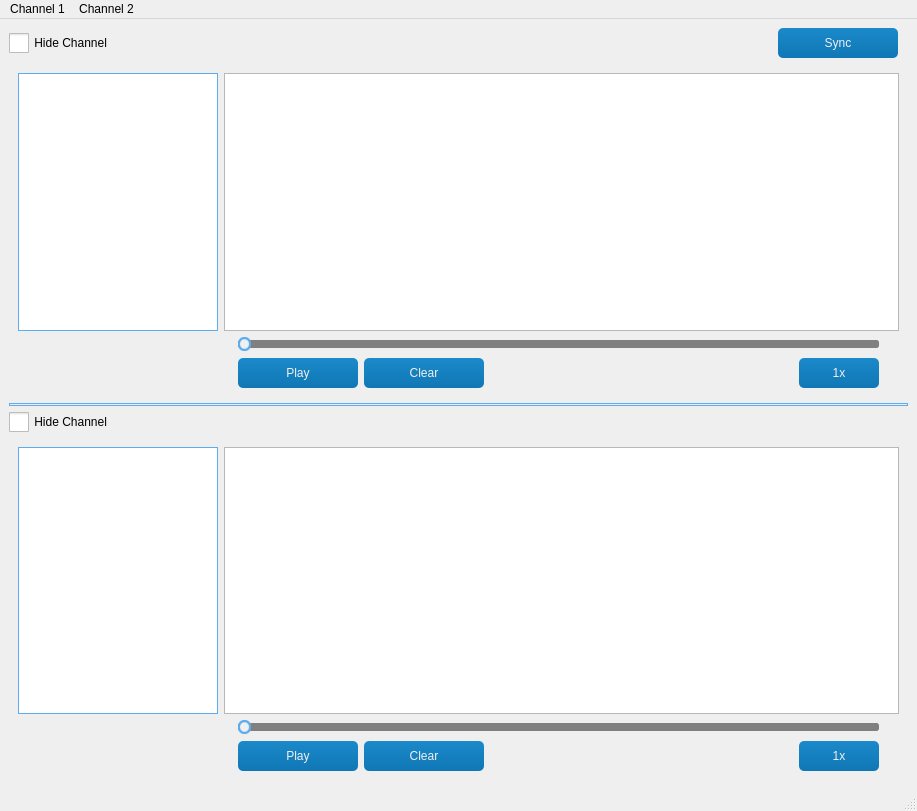
Above: main.ui from amirhesham65/signal_studio before the change. Below: the same form after it.
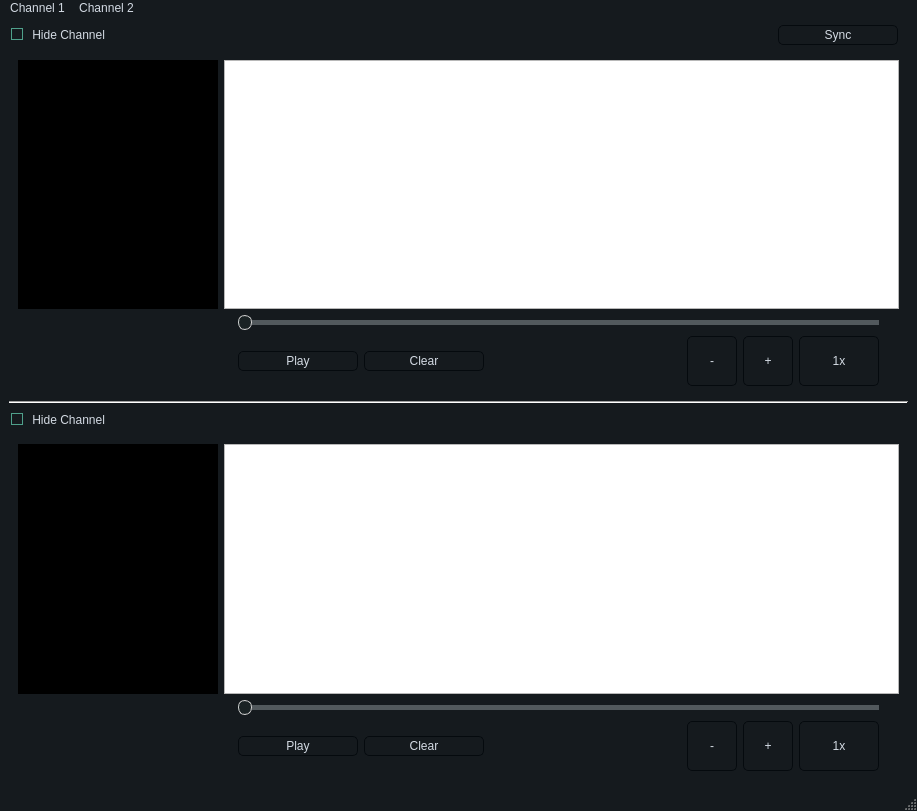
That is the form after the change. Icons and pictures are not drawn. Custom widgets are drawn as their Qt base class.

Commit message: Implemented zoom and fixed slider issue

```diff
--- a/main.ui
+++ b/main.ui
@@ -14,353 +14,540 @@
    <string>MainWindow</string>
   </property>
   <property name="styleSheet">
-   <string notr="true">QWidget#frmLogin,QWidget#frmPopup,QWidget#frmHostInfo,QWidget#frmLogout,QWidget#frmConfig,QWidget#frmData,QWidget#frmDefence,QWidget#frmHost,QWidget#frmMain,QWidget#frmPwd,QWidget#frmSelect,QWidget#frmMessageBox{
-	border:1px solid #1B89CA;
-	border-radius:0px;	
+   <string notr="true">/*
+ManjaroMix Style Sheet for QT Applications
+Author: Jaime A. Quiroga P.
+Company: GTRONICK
+Last updated: 25/02/2020, 15:42.
+Available at: https://github.com/GTRONICK/QSS/blob/master/ManjaroMix.qss
+*/
+QMainWindow {
+	background-color:#151a1e;
 }
-
-.QFrame{
-	border:1px solid #5CACEE;
-	border-radius:5px;
+QCalendar {
+	background-color: #151a1e;
 }
-
-QWidget#widget_title{
-	background: qlineargradient(spread:pad, x1:0, y1:0, x2:0, y2:1, stop:0 #1B89CA, stop:1 #1077B5);
+QTextEdit {
+	border-width: 1px;
+	border-style: solid;
+	border-color: #4fa08b;
+	background-color: #222b2e;
+	color: #d3dae3;
 }
-
-QLabel#lab_Ico,QLabel#lab_Title{
-	border-radius:0px;
-	color: #F0F0F0;
-	background-color:rgba(0,0,0,0);
-	border-style:none;
+QPlainTextEdit {
+	border-width: 1px;
+	border-style: solid;
+	border-color: #4fa08b;
+	background-color: #222b2e;
+	color: #d3dae3;
 }
-
+QToolButton {
+	border-style: solid;
+	border-top-color: qlineargradient(spread:pad, x1:0.5, y1:1, x2:0.5, y2:0, stop:0 rgb(215, 215, 215), stop:1 rgb(222, 222, 222));
+	border-right-color: qlineargradient(spread:pad, x1:0, y1:0.5, x2:1, y2:0.5, stop:0 rgb(217, 217, 217), stop:1 rgb(227, 227, 227));
+	border-left-color: qlineargradient(spread:pad, x1:0, y1:0.5, x2:1, y2:0.5, stop:0 rgb(227, 227, 227), stop:1 rgb(217, 217, 217));
+	border-bottom-color: qlineargradient(spread:pad, x1:0.5, y1:1, x2:0.5, y2:0, stop:0 rgb(215, 215, 215), stop:1 rgb(222, 222, 222));
+	border-width: 1px;
+	border-radius: 5px;
+	color: #d3dae3;
+	padding: 2px;
+	background-color: rgb(255,255,255);
+}
+QToolButton:hover{
+	border-style: solid;
+	border-top-color: qlineargradient(spread:pad, x1:0.5, y1:1, x2:0.5, y2:0, stop:0 rgb(195, 195, 195), stop:1 rgb(222, 222, 222));
+	border-right-color: qlineargradient(spread:pad, x1:0, y1:0.5, x2:1, y2:0.5, stop:0 rgb(197, 197, 197), stop:1 rgb(227, 227, 227));
+	border-left-color: qlineargradient(spread:pad, x1:0, y1:0.5, x2:1, y2:0.5, stop:0 rgb(227, 227, 227), stop:1 rgb(197, 197, 197));
+	border-bottom-color: qlineargradient(spread:pad, x1:0.5, y1:1, x2:0.5, y2:0, stop:0 rgb(195, 195, 195), stop:1 rgb(222, 222, 222));
+	border-width: 1px;
+	border-radius: 5px;
+	color: rgb(0,0,0);
+	padding: 2px;
+	background-color: rgb(255,255,255);
+}
+QToolButton:pressed{
+	border-style: solid;
+	border-top-color: qlineargradient(spread:pad, x1:0.5, y1:1, x2:0.5, y2:0, stop:0 rgb(215, 215, 215), stop:1 rgb(222, 222, 222));
+	border-right-color: qlineargradient(spread:pad, x1:0, y1:0.5, x2:1, y2:0.5, stop:0 rgb(217, 217, 217), stop:1 rgb(227, 227, 227));
+	border-left-color: qlineargradient(spread:pad, x1:0, y1:0.5, x2:1, y2:0.5, stop:0 rgb(227, 227, 227), stop:1 rgb(217, 217, 217));
+	border-bottom-color: qlineargradient(spread:pad, x1:0.5, y1:1, x2:0.5, y2:0, stop:0 rgb(215, 215, 215), stop:1 rgb(222, 222, 222));
+	border-width: 1px;
+	border-radius: 5px;
+	color: rgb(0,0,0);
+	padding: 2px;
+	background-color: rgb(142,142,142);
+}
+QPushButton{
+	border-style: solid;
+	border-color: #050a0e;
+	border-width: 1px;
+	border-radius: 5px;
+	color: #d3dae3;
+	padding: 2px;
+	background-color: #151a1e;
+}
+QPushButton::default{
+	border-style: solid;
+	border-color: #050a0e;
+	border-width: 1px;
+	border-radius: 5px;
+	color: #FFFFFF;
+	padding: 2px;
+	background-color: #151a1e;;
+}
+QPushButton:hover{
+	border-style: solid;
+	border-color: #050a0e;
+	border-width: 1px;
+	border-radius: 5px;
+	color: #d3dae3;
+	padding: 2px;
+	background-color: #1c1f1f;
+}
+QPushButton:pressed{
+	border-style: solid;
+	border-color: #050a0e;
+	border-width: 1px;
+	border-radius: 5px;
+	color: #d3dae3;
+	padding: 2px;
+	background-color: #2c2f2f;
+}
+QPushButton:disabled{
+	border-style: solid;
+	border-top-color: qlineargradient(spread:pad, x1:0.5, y1:1, x2:0.5, y2:0, stop:0 rgb(215, 215, 215), stop:1 rgb(222, 222, 222));
+	border-right-color: qlineargradient(spread:pad, x1:0, y1:0.5, x2:1, y2:0.5, stop:0 rgb(217, 217, 217), stop:1 rgb(227, 227, 227));
+	border-left-color: qlineargradient(spread:pad, x1:0, y1:0.5, x2:1, y2:0.5, stop:0 rgb(227, 227, 227), stop:1 rgb(217, 217, 217));
+	border-bottom-color: qlineargradient(spread:pad, x1:0.5, y1:1, x2:0.5, y2:0, stop:0 rgb(215, 215, 215), stop:1 rgb(222, 222, 222));
+	border-width: 1px;
+	border-radius: 5px;
+	color: #808086;
+	padding: 2px;
+	background-color: rgb(142,142,142);
+}
 QLineEdit {
-	border: 1px solid #5CACEE;
-	border-radius: 5px;
-	padding: 2px;
-	background: none;
-	selection-background-color: #1B89CA;
+	border-width: 1px;
+	border-style: solid;
+	border-color: #4fa08b;
+	background-color: #222b2e;
+	color: #d3dae3;
 }
-
-QLineEdit[echoMode=&quot;2&quot;] { 
-	lineedit-password-character: 9679; 
+QLabel {
+	color: #d3dae3;
 }
-
-.QGroupBox{
-	border: 1px solid #5CACEE;
-	border-radius: 5px;
+QLCDNumber {
+	color: #4d9b87;
 }
-
-.QPushButton{
-	border-style: none;
-	border: 0px;
-	color: #F0F0F0;
-	padding: 5px;	
-	min-height: 20px;
-	border-radius:5px;
-	background: qlineargradient(spread:pad, x1:0, y1:0, x2:0, y2:1, stop:0 #1B89CA, stop:1 #1077B5); 
-}
-
-.QPushButton[focusPolicy=&quot;0&quot;] {
-	border-style: none;
-	border: 0px;
-	color: #F0F0F0;
-	padding: 0px;	
-	min-height: 10px;
-	border-radius:3px;
-	background: qlineargradient(spread:pad, x1:0, y1:0, x2:0, y2:1, stop:0 #1B89CA, stop:1 #1077B5); 
-}
-
-.QPushButton:hover{ 
-	background: qlineargradient(spread:pad, x1:0, y1:0, x2:0, y2:1, stop:0 #5CACEE, stop:1 #4F94CD);
-}
-
-.QPushButton:pressed{ 
-	background: qlineargradient(spread:pad, x1:0, y1:0, x2:0, y2:1, stop:0 #1B89CA, stop:1 #1077B5);
-}
-
-QPushButton#btnMenu,QPushButton#btnMenu_Min,QPushButton#btnMenu_Max,QPushButton#btnMenu_Close{
-	border-radius:0px;
-	color: #F0F0F0;
-	background-color:rgba(0,0,0,0);
-	border-style:none;
-}
-
-QPushButton#btnMenu:hover,QPushButton#btnMenu_Min:hover,QPushButton#btnMenu_Max:hover{
-	background-color: qlineargradient(spread:pad, x1:0, y1:1, x2:0, y2:0, stop:0 rgba(25, 134, 199, 0), stop:1 #5CACEE);
-}
-
-QPushButton#btnMenu_Close:hover{
-	background-color: qlineargradient(spread:pad, x1:0, y1:1, x2:0, y2:0, stop:0 rgba(238, 0, 0, 128), stop:1 rgba(238, 44, 44, 255));
-}
-
-QCheckBox {
-	spacing: 2px; 
-}
-
-QCheckBox::indicator {
-	width: 20px;
-	height: 20px;
-}
-
-QCheckBox::indicator:unchecked {
-	image: url(:/qss_icons/img_rc/checkbox_unchecked.png);
-}
-
-QCheckBox::indicator:checked {
-	image: url(:/qss_icons/img_rc/checkbox_checked.png); 
-}
-
-QRadioButton {
-	spacing: 2px;
-}
-
-QRadioButton::indicator {
-	width: 15px; 
-	height: 15px; 
-}
-
-QRadioButton::indicator::unchecked {
-	image: url(:/qss_icons/img_rc/radio_normal.png); 
-}
-
-QRadioButton::indicator::checked {
-	image: url(:/qss_icons/img_rc/radio_selected.png); 
-}
-
-QComboBox,QDateEdit{
-	border-radius: 3px;
-	padding: 1px 10px 1px 5px;
-	border: 1px solid #5CACEE;
-}
-
-QComboBox::drop-down,QDateEdit::drop-down {
-	subcontrol-origin: padding;
-	subcontrol-position: top right;
-	width: 15px; 
-	border-left-width: 1px;
-	border-left-style: solid;
-	border-top-right-radius: 3px;
-	border-bottom-right-radius: 3px;
-	border-left-color: #5CACEE;
-}
-
-QComboBox::down-arrow,QDateEdit::down-arrow {
-	image: url(:/qss_icons/img_rc/array_down.png); 
-}
-
-QMenu {
-	background-color:#F0F0F0;
-	margin: 2px;
-}
-
-QMenu::item {	
-	padding: 2px 12px 2px 12px;
-}
-
-QMenu::indicator {
-	width: 13px;
-	height: 13px;
-}
-
-QMenu::item:selected {
-	color: #FFFFFF;
-	background: qlineargradient(spread:pad, x1:0, y1:0, x2:0, y2:1, stop:0 #1B89CA, stop:1 #1077B5); 
-}
-
-QMenu::separator {
-	height: 1px;
-	background: #5CACEE;
-}
-
 QProgressBar {
-	border-radius: 5px;
 	text-align: center;
-	border: 1px solid #5CACEE;
+	color: #d3dae3;
+	border-radius: 10px;
+	border-color: transparent;
+	border-style: solid;
+	background-color: #52595d;
 }
-
 QProgressBar::chunk {
-	width: 5px; 
-	margin: 0.5px;
-	background-color: #1B89CA;
+	background-color: #214037	;
+	border-radius: 10px;
 }
+QMenuBar {
+	background-color: #151a1e;
+}
+QMenuBar::item {
+	color: #d3dae3;
+  	spacing: 3px;
+  	padding: 1px 4px;
+	background-color: #151a1e;
+}
 
-QSlider::groove:horizontal,QSlider::add-page:horizontal { 
-	background: #808080; 
-	height: 8px; 
-	border-radius: 3px; 
+QMenuBar::item:selected {
+  	background-color: #252a2e;
+	color: #FFFFFF;
 }
+QMenu {
+	background-color: #151a1e;
+}
+QMenu::item:selected {
+	background-color: #252a2e;
+	color: #FFFFFF;
+}
+QMenu::item {
+	color: #d3dae3;
+	background-color: #151a1e;
+}
+QTabWidget {
+	color:rgb(0,0,0);
+	background-color:#000000;
+}
+QTabWidget::pane {
+		border-color: #050a0e;
+		background-color: #1e282c;
+		border-style: solid;
+		border-width: 1px;
+    	border-bottom-left-radius: 4px;
+		border-bottom-right-radius: 4px;
+}
+QTabBar::tab:first {
+	border-style: solid;
+	border-left-width:1px;
+	border-right-width:0px;
+	border-top-width:1px;
+	border-bottom-width:0px;
+	border-top-color: #050a0e;
+	border-left-color: #050a0e;
+	border-bottom-color: #050a0e;
+	border-top-left-radius: 4px;
+	color: #d3dae3;
+	padding: 3px;
+	margin-left:0px;
+	background-color: #151a1e;
+}
+QTabBar::tab:last {
+	border-style: solid;
+	border-top-width:1px;
+	border-left-width:1px;
+	border-right-width:1px;
+	border-bottom-width:0px;
+	border-color: #050a0e;
+	border-top-right-radius: 4px;
+	color: #d3dae3;
+	padding: 3px;
+	margin-left:0px;
+	background-color: #151a1e;
+}
+QTabBar::tab {
+	border-style: solid;
+	border-top-width:1px;
+	border-bottom-width:0px;
+	border-left-width:1px;
+	border-top-color: #050a0e;
+	border-left-color: #050a0e;
+	border-bottom-color: #050a0e;
+	color: #d3dae3;
+	padding: 3px;
+	margin-left:0px;
+	background-color: #151a1e;
+}
+QTabBar::tab:selected, QTabBar::tab:last:selected, QTabBar::tab:hover {
+  	border-style: solid;
+  	border-left-width:1px;
+	border-bottom-width:0px;
+	border-right-color: transparent;
+	border-top-color: #050a0e;
+	border-left-color: #050a0e;
+	border-bottom-color: #050a0e;
+	color: #FFFFFF;
+	padding: 3px;
+	margin-left:0px;
+	background-color: #1e282c;
+}
 
-QSlider::sub-page:horizontal {
-	height: 8px; 
-	border-radius: 3px;
-	background: qlineargradient(spread:pad, x1:0, y1:0, x2:0, y2:1, stop:0 #1B89CA, stop:1 #1077B5); 
+QTabBar::tab:selected, QTabBar::tab:first:selected, QTabBar::tab:hover {
+  	border-style: solid;
+  	border-left-width:1px;
+  	border-bottom-width:0px;
+  	border-top-width:1px;
+	border-right-color: transparent;
+	border-top-color: #050a0e;
+	border-left-color: #050a0e;
+	border-bottom-color: #050a0e;
+	color: #FFFFFF;
+	padding: 3px;
+	margin-left:0px;
+	background-color: #1e282c;
 }
 
+QCheckBox {
+	color: #d3dae3;
+	padding: 2px;
+}
+QCheckBox:disabled {
+	color: #808086;
+	padding: 2px;
+}
+
+QCheckBox:hover {
+	border-radius:4px;
+	border-style:solid;
+	padding-left: 1px;
+	padding-right: 1px;
+	padding-bottom: 1px;
+	padding-top: 1px;
+	border-width:1px;
+	border-color: transparent;
+}
+QCheckBox::indicator:checked {
+
+	height: 10px;
+	width: 10px;
+	border-style:solid;
+	border-width: 1px;
+	border-color: #4fa08b;
+	color: #000000;
+	background-color: qradialgradient(cx:0.4, cy:0.4, radius: 1.5,fx:0, fy:0, stop:0 #1e282c, stop:0.3 #1e282c, stop:0.4 #4fa08b, stop:0.5 #1e282c, stop:1 #1e282c);
+}
+QCheckBox::indicator:unchecked {
+
+	height: 10px;
+	width: 10px;
+	border-style:solid;
+	border-width: 1px;
+	border-color: #4fa08b;
+	color: #000000;
+}
+QRadioButton {
+	color: #d3dae3;
+	padding: 1px;
+}
+QRadioButton::indicator:checked {
+	height: 10px;
+	width: 10px;
+	border-style:solid;
+	border-radius:5px;
+	border-width: 1px;
+	border-color: #4fa08b;
+	color: #a9b7c6;
+	background-color: qradialgradient(cx:0.5, cy:0.5, radius:0.4,fx:0.5, fy:0.5, stop:0 #4fa08b, stop:1 #1e282c);
+}
+QRadioButton::indicator:!checked {
+	height: 10px;
+	width: 10px;
+	border-style:solid;
+	border-radius:5px;
+	border-width: 1px;
+	border-color: #4fa08b;
+	color: #a9b7c6;
+	background-color: transparent;
+}
+QStatusBar {
+	color:#027f7f;
+}
+QSpinBox {
+	color: #d3dae3;
+	background-color: #222b2e;
+	border-width: 1px;
+	border-style: solid;
+	border-color: #4fa08b;
+}
+QDoubleSpinBox {
+	color: #d3dae3;
+	background-color: #222b2e;
+	border-width: 1px;
+	border-style: solid;
+	border-color: #4fa08b;
+}
+QTimeEdit {
+	color: #d3dae3;
+	background-color: #222b2e;
+	border-width: 1px;
+	border-style: solid;
+	border-color: #4fa08b;
+}
+QDateTimeEdit {
+	color: #d3dae3;
+	background-color: #222b2e;
+	border-width: 1px;
+	border-style: solid;
+	border-color: #4fa08b;
+}
+QDateEdit {
+	color: #d3dae3;
+	background-color: #222b2e;
+	border-width: 1px;
+	border-style: solid;
+	border-color: #4fa08b;
+}
+QFontComboBox {
+	color: #d3dae3;
+	background-color: #222b2e;
+	border-width: 1px;
+	border-style: solid;
+	border-color: #4fa08b;
+}
+QComboBox {
+	color: #d3dae3;
+	background-color: #222b2e;
+	border-width: 1px;
+	border-style: solid;
+	border-color: #4fa08b;
+}
+
+QDial {
+	background: #16a085;
+}
+
+QToolBox {
+	color: #a9b7c6;
+	background-color: #222b2e;
+}
+QToolBox::tab {
+	color: #a9b7c6;
+	background-color:#222b2e;
+}
+QToolBox::tab:selected {
+	color: #FFFFFF;
+	background-color:#222b2e;
+}
+QScrollArea {
+	color: #FFFFFF;
+	background-color:#222b2e;
+}
+QSlider::groove:horizontal {
+	height: 5px;
+	background-color: #52595d;
+}
+QSlider::groove:vertical {
+	width: 5px;
+	background-color: #52595d;
+}
 QSlider::handle:horizontal {
-	width: 13px; 
-	margin-top: -3px; 
-	margin-bottom: -3px; 
-	border-radius: 6px;
-	background: qradialgradient(spread:pad, cx:0.5, cy:0.5, radius:0.5, fx:0.5, fy:0.5,stop:0.6 #F0F0F0, stop:0.778409 #5CACEE);
+	background: #1a2224;
+	border-style: solid;
+	border-width: 1px;
+	border-color: rgb(207,207,207);
+	width: 12px;
+	margin: -5px 0;
+	border-radius: 7px;
 }
-
-QSlider::handle:horizontal:hover {
-	background: qradialgradient(spread: pad, cx: 0.5, cy: 0.5, radius: 0.5, fx: 0.5, fy: 0.5, stop: 0.6 #F0F0F0,stop:0.778409 #1B89CA);
-}
-
-QSlider::groove:vertical,QSlider::sub-page:vertical {
-	background:#808080; 
-	width: 8px; 
-	border-radius: 3px;
-}
-
-QSlider::add-page:vertical {
-	width: 8px;
-	border-radius: 3px;
-	background: qlineargradient(spread:pad, x1:0, y1:0, x2:0, y2:1, stop:0 #1B89CA, stop:1 #1077B5); 
-}
-
 QSlider::handle:vertical {
-	height: 14px; 
-	margin-left: -3px;
-	margin-right: -3px;
-	border-radius: 6px;
-	background: qradialgradient(spread: pad, cx: 0.5, cy: 0.5, radius: 0.5, fx: 0.5, fy: 0.5, stop: 0.6 #F0F0F0, stop:0.778409 #5CACEE);
+	background: #1a2224;
+	border-style: solid;
+	border-width: 1px;
+	border-color: rgb(207,207,207);
+	height: 12px;
+	margin: 0 -5px;
+	border-radius: 7px;
 }
-
-QSlider::handle:vertical:hover {
-	background: qradialgradient(spread: pad, cx: 0.5, cy: 0.5, radius: 0.5, fx: 0.5, fy: 0.5, stop: 0.6 #F0F0F0,stop:0.778409 #1B89CA);
+QSlider::add-page:horizontal {
+    background: #52595d;
 }
-
-QScrollBar:vertical {
-	width:10px; 
-	background-color:rgba(0,0,0,0%); 
-	padding-top:10px; 
-	padding-bottom:10px;
+QSlider::add-page:vertical {
+    background: #52595d;
 }
-
+QSlider::sub-page:horizontal {
+    background-color: #15433a;
+}
+QSlider::sub-page:vertical {
+    background-color: #15433a;
+}
 QScrollBar:horizontal {
-	height:10px; 
-	background-color:rgba(0,0,0,0%); 
-	padding-left:10px; padding-right:10px;
+	max-height: 10px;
+	border: 1px transparent grey;
+	margin: 0px 20px 0px 20px;
+	background: transparent;
 }
-
-QScrollBar::handle:vertical {
-	width:10px;
-	background: qlineargradient(spread:pad, x1:0, y1:0, x2:0, y2:1, stop:0 #5CACEE, stop:1 #4F94CD); 
+QScrollBar:vertical {
+	max-width: 10px;
+	border: 1px transparent grey;
+	margin: 20px 0px 20px 0px;
+	background: transparent;
 }
-
 QScrollBar::handle:horizontal {
-	height:10px;
-	background: qlineargradient(spread:pad, x1:0, y1:0, x2:0, y2:1, stop:0 #5CACEE, stop:1 #4F94CD); 
+	background: #52595d;
+	border-style: transparent;
+	border-radius: 4px;
+	min-width: 25px;
 }
-
-QScrollBar::handle:vertical:hover {
-	width:10px;
-	background: qlineargradient(spread:pad, x1:0, y1:0, x2:0, y2:1, stop:0 #1B89CA, stop:1 #1077B5); 
-}
-
 QScrollBar::handle:horizontal:hover {
 	height:10px;
 	background: qlineargradient(spread:pad, x1:0, y1:0, x2:0, y2:1, stop:0 #1B89CA, stop:1 #1077B5); 
 }
-
-QScrollBar::add-line:vertical {
-	height:10px;
-	width:10px;
-	subcontrol-position: bottom; 
-	subcontrol-origin: margin;
-	border-image:url(:/qss_icons/img_rc/add-line_vertical.png);
+QScrollBar::handle:vertical {
+	background: #52595d;
+	border-style: transparent;
+	border-radius: 4px;
+	min-height: 25px;
 }
-
+QScrollBar::handle:vertical:hover {
+	background: #58a492;
+	border-style: transparent;
+	border-radius: 4px;
+	min-height: 25px;
+}
 QScrollBar::add-line:horizontal {
-	height:10px;
-	width:10px;
-	subcontrol-position: right;
-	subcontrol-origin: margin;
-	border-image:url(:/qss_icons/img_rc/add-line_horizontal.png);
+   border: 2px transparent grey;
+   border-top-right-radius: 4px;
+   border-bottom-right-radius: 4px;
+   background: #15433a;
+   width: 20px;
+   subcontrol-position: right;
+   subcontrol-origin: margin;
 }
-
-QScrollBar::sub-line:vertical {
-	height:10px;
-	width:10px;
-	subcontrol-position: top; 
-	subcontrol-origin: margin;
-	border-image:url(:/qss_icons/img_rc/sub-line_vertical.png);
+QScrollBar::add-line:horizontal:pressed {
+   border: 2px transparent grey;
+   border-top-right-radius: 4px;
+   border-bottom-right-radius: 4px;
+   background: rgb(181,181,181);
+   width: 20px;
+   subcontrol-position: right;
+   subcontrol-origin: margin;
 }
-
+QScrollBar::add-line:vertical {
+   border: 2px transparent grey;
+   border-bottom-left-radius: 4px;
+   border-bottom-right-radius: 4px;
+   background: #15433a;
+   height: 20px;
+   subcontrol-position: bottom;
+   subcontrol-origin: margin;
+}
+QScrollBar::add-line:vertical:pressed {
+   border: 2px transparent grey;
+   border-bottom-left-radius: 4px;
+   border-bottom-right-radius: 4px;
+   background: rgb(181,181,181);
+   height: 20px;
+   subcontrol-position: bottom;
+   subcontrol-origin: margin;
+}
 QScrollBar::sub-line:horizontal {
-	height:10px;
-	width:10px;
-	subcontrol-position: left;
-	subcontrol-origin: margin;
-	border-image:url(:/qss_icons/img_rc/sub-line_horizontal.png);
+   border: 2px transparent grey;
+   border-top-left-radius: 4px;
+   border-bottom-left-radius: 4px;
+   background: #15433a;
+   width: 20px;
+   subcontrol-position: left;
+   subcontrol-origin: margin;
 }
-
-QScrollBar::add-page:vertical,QScrollBar::sub-page:vertical {
-	width:10px;
-	background: #C0C0C0;
+QScrollBar::sub-line:horizontal:pressed {
+   border: 2px transparent grey;
+   border-top-left-radius: 4px;
+   border-bottom-left-radius: 4px;
+   background: rgb(181,181,181);
+   width: 20px;
+   subcontrol-position: left;
+   subcontrol-origin: margin;
 }
-
-QScrollBar::add-page:horizontal,QScrollBar::sub-page:horizontal {
-	height:10px;
-	background: #C0C0C0;
+QScrollBar::sub-line:vertical {
+   border: 2px transparent grey;
+   border-top-left-radius: 4px;
+   border-top-right-radius: 4px;
+   background: #15433a;
+   height: 20px;
+   subcontrol-position: top;
+   subcontrol-origin: margin;
 }
-
-QScrollArea {
-	border: 0px ; 
+QScrollBar::sub-line:vertical:pressed {
+   border: 2px transparent grey;
+   border-top-left-radius: 4px;
+   border-top-right-radius: 4px;
+   background: rgb(181,181,181);
+   height: 20px;
+   subcontrol-position: top;
+   subcontrol-origin: margin;
 }
 
-QTreeView,QListView,QTableView{
-	border: 1px solid #5CACEE; 
-	selection-background-color: #1B89CA;
-	selection-color: #F0F0F0;
+QScrollBar::add-page:horizontal, QScrollBar::sub-page:horizontal {
+   background: none;
 }
-/*
-QTableView::item:selected, QListView::item:selected, QTreeView::item:selected {
-	color: #F0F0F0;
-	background: qlineargradient(spread:pad, x1:0, y1:0, x2:0, y2:1, stop:0 #1B89CA, stop:1 #1077B5); 
+QScrollBar::add-page:vertical, QScrollBar::sub-page:vertical {
+   background: none;
 }
-
-QTableView::item:hover, QListView::item:hover, QTreeView::item:hover {
-	color: #F0F0F0;
-	background: qlineargradient(spread:pad, x1:0, y1:0, x2:0, y2:1, stop:0 #5CACEE, stop:1 #4F94CD); 
-}*/
-
-QTableView::item, QListView::item, QTreeView::item {
-	padding: 5px; 
-	margin: 0px; 
+QListWidget {
+    background-color: black;
+    color: white; /* Set text color to white for better visibility */
 }
-
-QHeaderView::section {
-	padding:3px;
-	margin:0px;
-	color:#F0F0F0;
-	border: 1px solid #F0F0F0;
-	background: qlineargradient(spread:pad, x1:0, y1:0, x2:0, y2:1, stop:0 #5CACEE, stop:1 #4F94CD);
-}
-
-QTabBar::tab {
-	border-bottom-left-radius:0px;
-	border-bottom-right-radius:0px;
-	color: #F0F0F0;
-	min-width: 60px;
-	min-height: 20px;
-	padding: 3px 8px 3px 8px;
-	margin:1px;
-	background: qlineargradient(spread:pad, x1:0, y1:0, x2:0, y2:1, stop:0 #5CACEE, stop:1 #4F94CD); 
-}
-
-QTabBar::tab:selected, QTabBar::tab:hover {
-	background: qlineargradient(spread:pad, x1:0, y1:0, x2:0, y2:1, stop:0 #1B89CA, stop:1 #1077B5); 
-}
-
-QStatusBar::item {
-     border: 1px solid #5CACEE;
-     border-radius: 3px;
-}</string>
+</string>
   </property>
   <widget class="QWidget" name="centralwidget">
    <layout class="QVBoxLayout" name="verticalLayout_4">
@@ -386,7 +573,7 @@
           <property name="minimumSize">
            <size>
             <width>0</width>
-            <height>10</height>
+            <height>0</height>
            </size>
           </property>
           <property name="maximumSize">
@@ -471,7 +658,7 @@
                  <property name="minimumSize">
                   <size>
                    <width>120</width>
-                   <height>10</height>
+                   <height>0</height>
                   </size>
                  </property>
                  <property name="maximumSize">
@@ -490,7 +677,7 @@
                  <property name="minimumSize">
                   <size>
                    <width>120</width>
-                   <height>10</height>
+                   <height>0</height>
                   </size>
                  </property>
                  <property name="maximumSize">
@@ -517,12 +704,38 @@
                  </property>
                 </spacer>
                </item>
+               <item>
+                <widget class="QPushButton" name="zoom_out_button_1">
+                 <property name="minimumSize">
+                  <size>
+                   <width>50</width>
+                   <height>50</height>
+                  </size>
+                 </property>
+                 <property name="text">
+                  <string>-</string>
+                 </property>
+                </widget>
+               </item>
+               <item>
+                <widget class="QPushButton" name="zoom_in_button_1">
+                 <property name="minimumSize">
+                  <size>
+                   <width>50</width>
+                   <height>50</height>
+                  </size>
+                 </property>
+                 <property name="text">
+                  <string>+</string>
+                 </property>
+                </widget>
+               </item>
                <item>
                 <widget class="QPushButton" name="speed_button_1">
                  <property name="minimumSize">
                   <size>
                    <width>80</width>
-                   <height>10</height>
+                   <height>50</height>
                   </size>
                  </property>
                  <property name="maximumSize">
@@ -629,7 +842,7 @@
                  <property name="minimumSize">
                   <size>
                    <width>120</width>
-                   <height>10</height>
+                   <height>0</height>
                   </size>
                  </property>
                  <property name="maximumSize">
@@ -648,7 +861,7 @@
                  <property name="minimumSize">
                   <size>
                    <width>120</width>
-                   <height>10</height>
+                   <height>0</height>
                   </size>
                  </property>
                  <property name="maximumSize">
@@ -675,12 +888,38 @@
                  </property>
                 </spacer>
                </item>
+               <item>
+                <widget class="QPushButton" name="zoom_out_button_2">
+                 <property name="minimumSize">
+                  <size>
+                   <width>50</width>
+                   <height>50</height>
+                  </size>
+                 </property>
+                 <property name="text">
+                  <string>-</string>
+                 </property>
+                </widget>
+               </item>
+               <item>
+                <widget class="QPushButton" name="zoom_in_button_2">
+                 <property name="minimumSize">
+                  <size>
+                   <width>50</width>
+                   <height>50</height>
+                  </size>
+                 </property>
+                 <property name="text">
+                  <string>+</string>
+                 </property>
+                </widget>
+               </item>
                <item>
                 <widget class="QPushButton" name="speed_button_2">
                  <property name="minimumSize">
                   <size>
                    <width>80</width>
-                   <height>10</height>
+                   <height>50</height>
                   </size>
                  </property>
                  <property name="maximumSize">
@@ -713,7 +952,7 @@
      <x>0</x>
      <y>0</y>
      <width>917</width>
-     <height>26</height>
+     <height>23</height>
     </rect>
    </property>
    <widget class="QMenu" name="menuFile">
```
Left out of the diff: 8 changed lines with no effect on the pictures. The commit also changes 8 other files.
